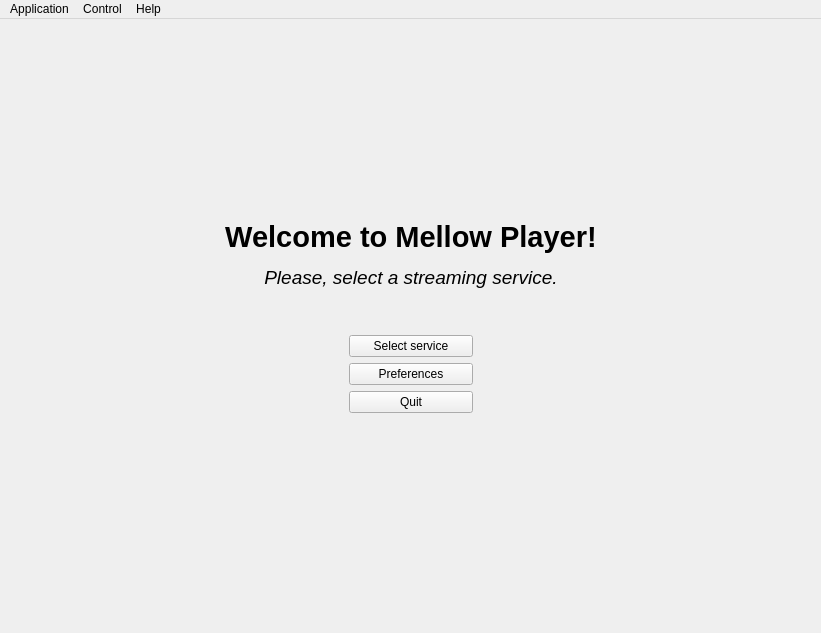
Before: the Qt Designer form forms/main_window.ui in ColinDuquesnoy/MellowPlayer, drawn with Qt 5.
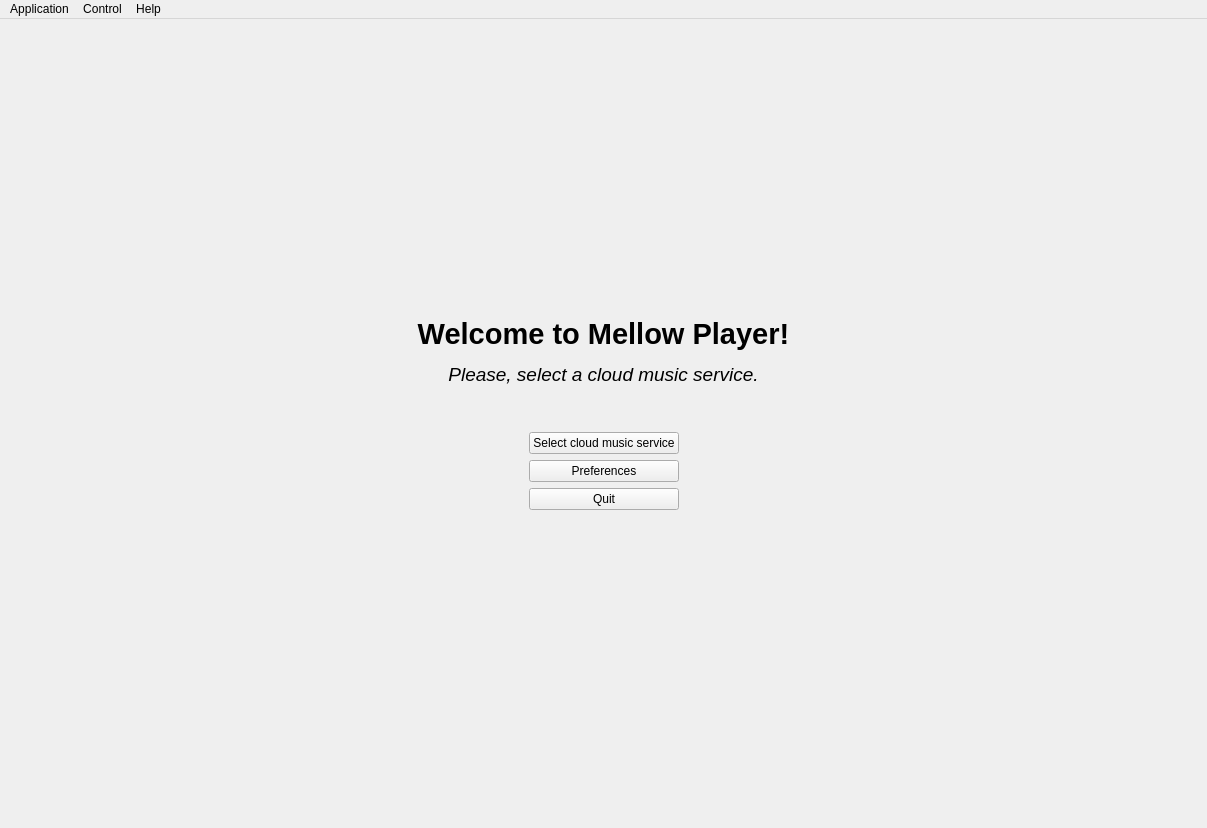
After: the same form once the commit is applied. Icons and pictures are not drawn. Custom widgets are drawn as their Qt base class.

```diff
--- a/forms/main_window.ui
+++ b/forms/main_window.ui
@@ -6,8 +6,8 @@
    <rect>
     <x>0</x>
     <y>0</y>
-    <width>821</width>
-    <height>633</height>
+    <width>1207</width>
+    <height>828</height>
    </rect>
   </property>
   <property name="windowTitle">
@@ -35,7 +35,7 @@
         <item row="1" column="1">
          <widget class="QLabel" name="label">
           <property name="text">
-           <string>&lt;html&gt;&lt;head/&gt;&lt;body&gt;&lt;p align=&quot;center&quot;&gt;&lt;img src=&quot;:/MellowPlayer.png&quot;/&gt;&lt;/p&gt;&lt;p align=&quot;center&quot;&gt;&lt;span style=&quot; font-size:22pt; font-weight:600;&quot;&gt;Welcome to Mellow Player!&lt;/span&gt;&lt;/p&gt;&lt;p align=&quot;center&quot;&gt;&lt;span style=&quot; font-size:14pt; font-style:italic;&quot;&gt;Please, select a streaming service.&lt;/span&gt;&lt;/p&gt;&lt;p align=&quot;center&quot;&gt;&lt;br/&gt;&lt;/p&gt;&lt;/body&gt;&lt;/html&gt;</string>
+           <string>&lt;html&gt;&lt;head/&gt;&lt;body&gt;&lt;p align=&quot;center&quot;&gt;&lt;img src=&quot;:/application-x-mellowplayer.png&quot;/&gt;&lt;/p&gt;&lt;p align=&quot;center&quot;&gt;&lt;span style=&quot; font-size:22pt; font-weight:600;&quot;&gt;Welcome to Mellow Player!&lt;/span&gt;&lt;/p&gt;&lt;p align=&quot;center&quot;&gt;&lt;span style=&quot; font-size:14pt; font-style:italic;&quot;&gt;Please, select a cloud music service.&lt;/span&gt;&lt;/p&gt;&lt;p align=&quot;center&quot;&gt;&lt;br/&gt;&lt;/p&gt;&lt;/body&gt;&lt;/html&gt;</string>
           </property>
          </widget>
         </item>
@@ -144,7 +144,7 @@
              </sizepolicy>
             </property>
             <property name="text">
-             <string>Select service</string>
+             <string>Select cloud music service</string>
             </property>
             <property name="icon">
              <iconset>
@@ -191,7 +191,7 @@
     <rect>
      <x>0</x>
      <y>0</y>
-     <width>821</width>
+     <width>1207</width>
      <height>34</height>
     </rect>
    </property>
```
Left out of the diff: 4 changed lines with no effect on the pictures.
